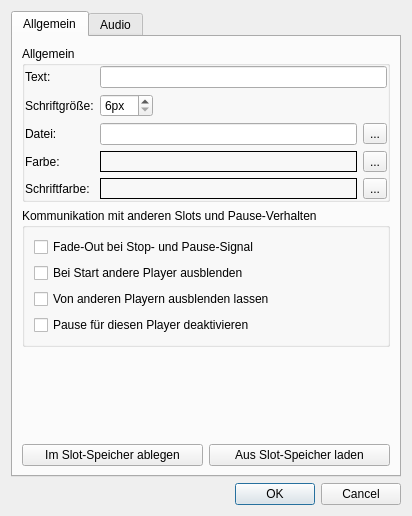
Qt form view/editcartslotdialog.ui (eventmusicmachine/emm) before a commit.
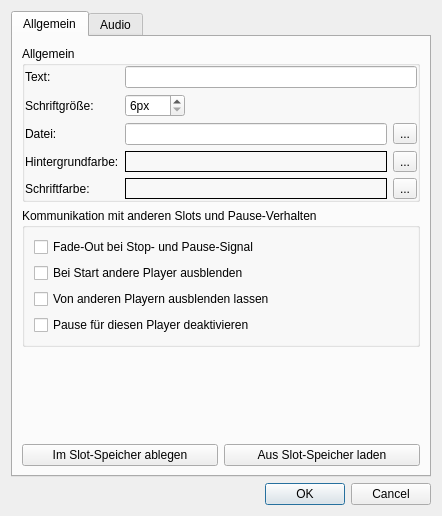
The same form after that commit. Icons and pictures are not drawn. Custom widgets are drawn as their Qt base class.

```diff
--- a/view/editcartslotdialog.ui
+++ b/view/editcartslotdialog.ui
@@ -6,7 +6,7 @@
    <rect>
     <x>0</x>
     <y>0</y>
-    <width>412</width>
+    <width>442</width>
     <height>511</height>
    </rect>
   </property>
@@ -93,7 +93,7 @@
              </sizepolicy>
             </property>
             <property name="text">
-             <string>Farbe:</string>
+             <string>Hintergrundfarbe:</string>
             </property>
            </widget>
           </item>
@@ -119,7 +119,7 @@
              <number>6</number>
             </property>
             <property name="maximum">
-             <number>30</number>
+             <number>300</number>
             </property>
            </widget>
           </item>
```
Left out of the diff: 2 changed lines with no effect on the pictures.
